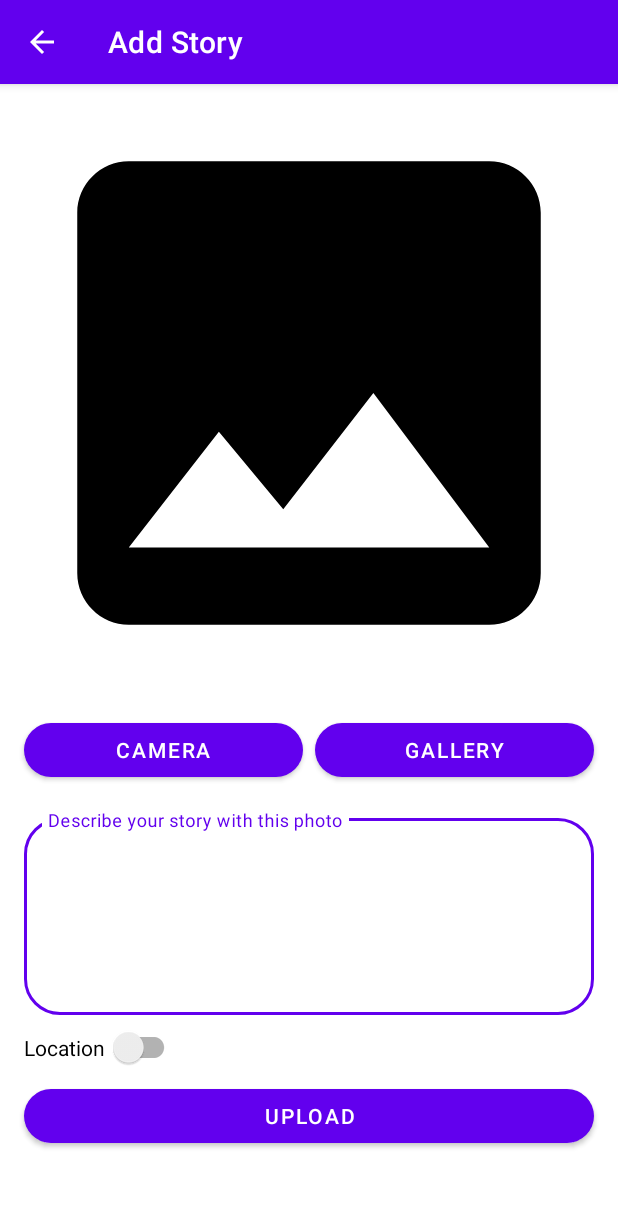
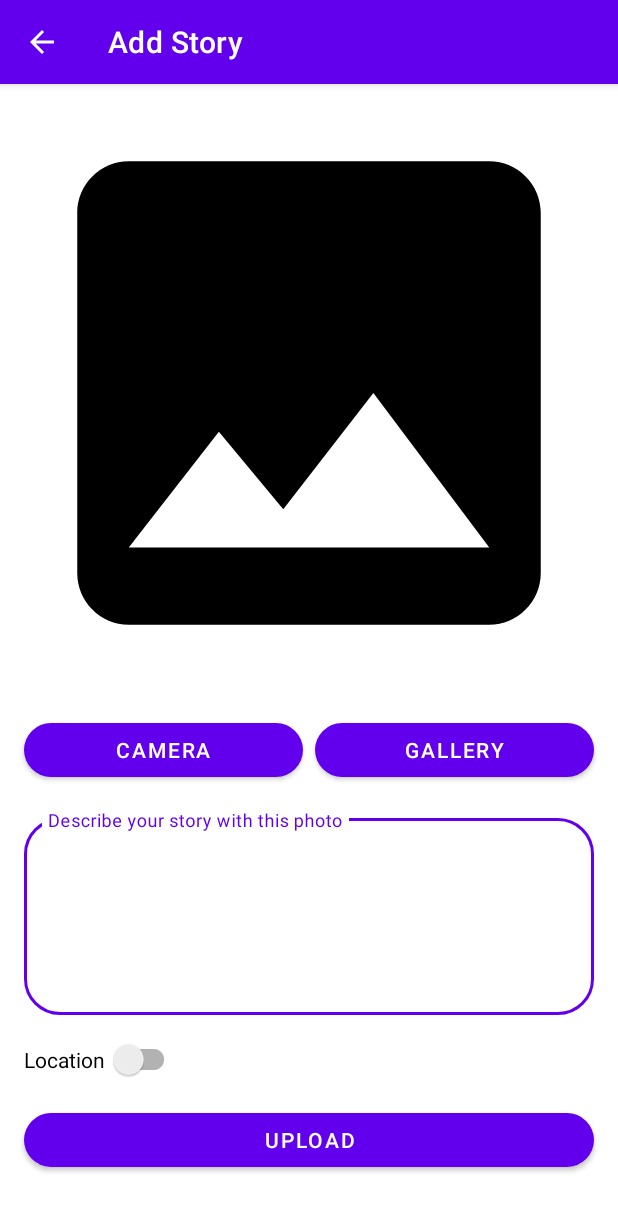
Before and after one commit to ichsnn/story_app, an Android app: the AddNewStoryActivity screen opened directly, with no data from a screen before it, on a phone screen of 412 x 824 dp. Shown: the top 1211 px of the screen. Run offline under Robolectric (Android 15) with nearby library versions, the phone set to English and light mode, and no system bars; pictures from the network do not load.

Commit message:
update activity_add_new_story.xml layout

```diff
--- a/app/src/main/res/layout/activity_add_new_story.xml
+++ b/app/src/main/res/layout/activity_add_new_story.xml
@@ -97,7 +97,7 @@
             android:id="@+id/switch_location"
             android:layout_width="wrap_content"
             android:layout_height="match_parent"
-            android:layout_marginTop="8dp"
+            android:layout_marginTop="16dp"
             android:checked="false"
             android:text="@string/location"
             app:layout_constraintStart_toStartOf="@+id/input_layout"
@@ -123,7 +123,7 @@
             android:layout_width="match_parent"
             android:layout_height="wrap_content"
             android:layout_marginStart="16dp"
-            android:layout_marginTop="8dp"
+            android:layout_marginTop="16dp"
             android:layout_marginEnd="16dp"
             android:text="@string/upload"
             app:cornerRadius="99dp"
```
